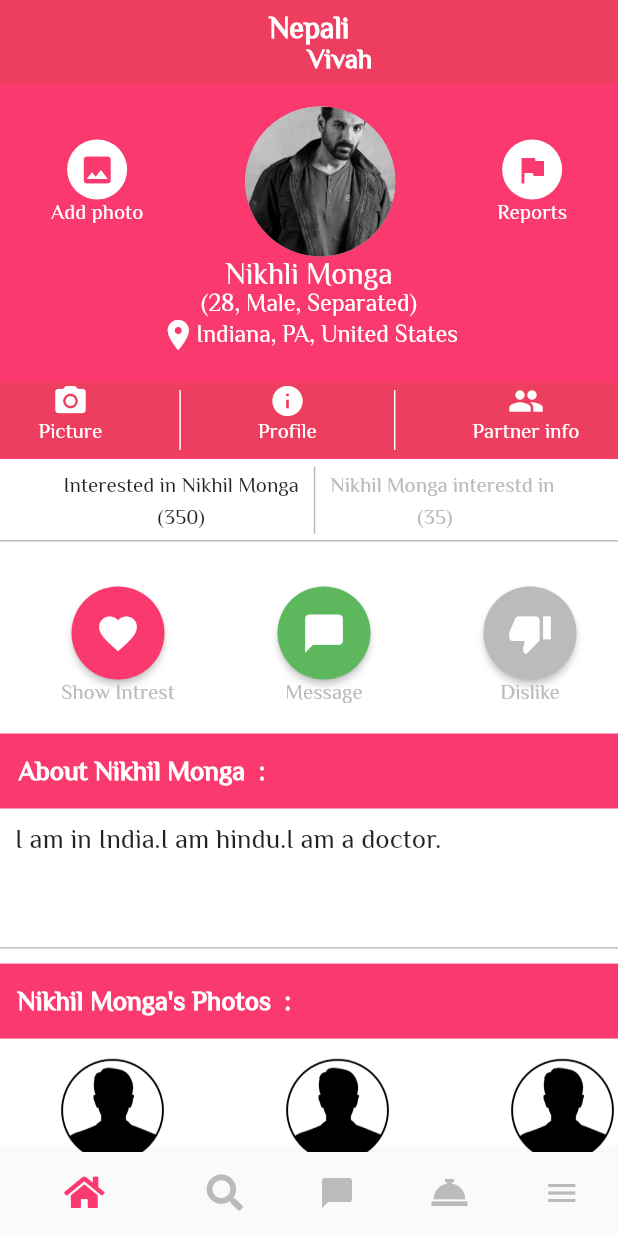
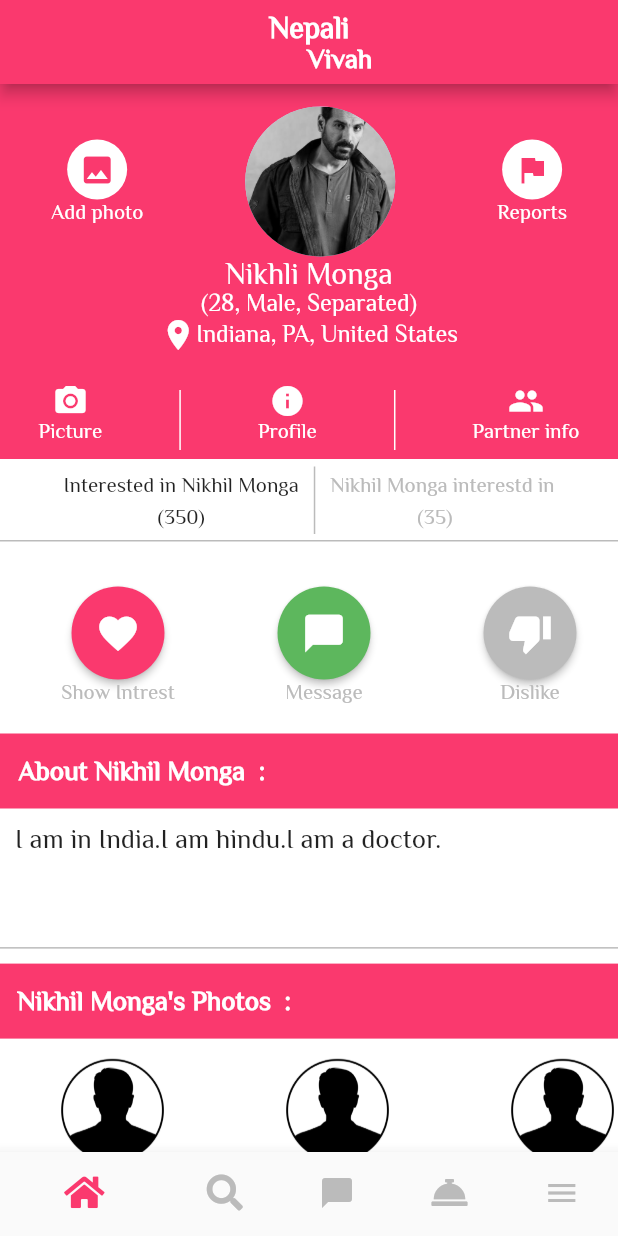
Before and after one commit to developerkrishnasoftweb/nepali_vivah, a Flutter app: the Profile screen opened directly, on a phone screen of 412 x 824 dp. Run offline on Flutter 3.47's test engine with Material 2 defaults, Android fonts, the phone set to English and light mode, and no system bars; our stand-ins replace carousel_slider, dio, flutter_swiper, fluttertoast, font_awesome_flutter, hexcolor and 2 more.

Commit message:
up to date all 22-10

```diff
--- a/lib/mainscreens/main.dart
+++ b/lib/mainscreens/main.dart
@@ -7,15 +7,9 @@ import 'package:nepali_vivah/login_registration/contactinfo.dart';
 import 'package:nepali_vivah/login_registration/personalinfo.dart';
 import 'settings.dart';
 
-void main() => runApp(new MaterialApp(
-      debugShowCheckedModeBanner: false,
-      theme: ThemeData(
-        fontFamily: "Philosopher",
-      ),
-      home: PersonalDetail(),
-    ));
-
 class Profile extends StatefulWidget {
+  final List data;
+  Profile({this.data});
   @override
   _ProfileState createState() => _ProfileState();
 }
@@ -25,6 +19,7 @@ class _ProfileState extends State<Profile> {
   var _index = 0;
 
   Widget build(BuildContext context) {
+    print(widget.data);
     final Size size = MediaQuery.of(context).size;
 
     return Scaffold(
@@ -56,8 +51,7 @@ class _ProfileState extends State<Profile> {
             ),
           ],
         ),
-        backgroundColor: Color.fromRGBO(238, 62, 95, 1),
-        elevation: 0.0,
+        backgroundColor: MyColors.pinkvariaance,
       ),
       body: SafeArea(
         child: Container(
@@ -159,7 +153,7 @@ class _ProfileState extends State<Profile> {
                         margin: EdgeInsets.only(top: 20),
                         height: 50,
                         width: size.width,
-                        color: Color.fromRGBO(238, 62, 95, 1),
+                        color: MyColors.pinkvariaance,
                         child: Row(
                           mainAxisAlignment: MainAxisAlignment.spaceAround,
                           children: [
```
Also changed, not shown: lib/Api_File/services.dart (+6 -5 lines), lib/login_registration/username.dart (+32 -23 lines).
